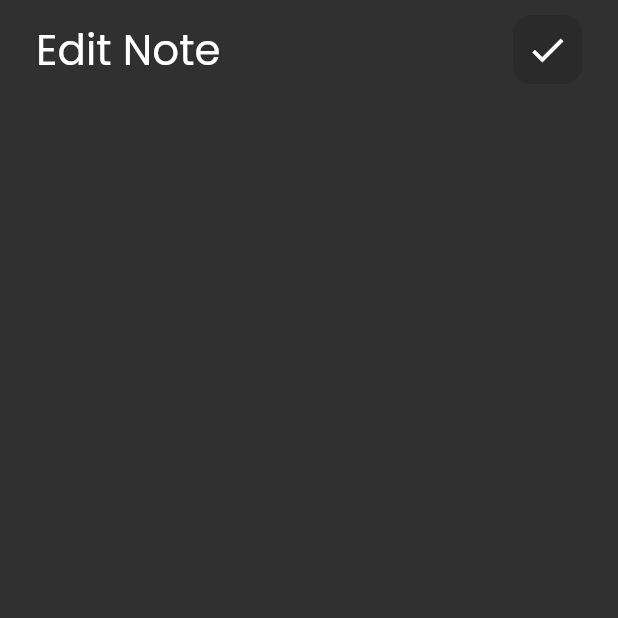
After one commit to Mostafa3bdelrazek/Notes_App, a Flutter app: the screen it shows after launch, after a tap on "Flutter tips", on a phone screen of 412 x 824 dp, the top half of it. The commit adds this screen. Run offline on Flutter 3.47's test engine with Material 2 defaults, Android fonts, the phone set to English and light mode, and no system bars.

Commit message:
create edit note view and add custom appbar to it

```diff
--- a/lib/reusable components/custom_appbar.dart
+++ b/lib/reusable components/custom_appbar.dart
@@ -1,20 +1,25 @@
 import 'package:flutter/material.dart';
 
-import 'custom_search_icon.dart';
+import 'custom_icon.dart';
 
+
+// ignore: must_be_immutable
 class CustomAppbar extends StatelessWidget {
-  const CustomAppbar({super.key});
-
+  const CustomAppbar({super.key, required this.title, required this.icon});
+  final String title;
+  final IconData icon;
   @override
   Widget build(BuildContext context) {
-    return const Row(
+    return Row(
       children: [
         Text(
-          'Notes',
-          style: TextStyle(fontSize: 28),
+          title,
+          style: const TextStyle(fontSize: 28),
         ),
-        Spacer(),
-        CustomSearchIcon(),
+        const Spacer(),
+        CustomIcon(
+          icon: icon ,
+        ),
       ],
     );
   }
--- a/lib/reusable components/custom_search_icon.dart
+++ b/lib/reusable components/custom_icon.dart
@@ -1,8 +1,8 @@
 import 'package:flutter/material.dart';
 
-class CustomSearchIcon extends StatelessWidget {
-  const CustomSearchIcon({super.key});
-
+class CustomIcon extends StatelessWidget {
+  const CustomIcon({super.key, required this.icon});
+  final IconData icon;
   @override
   Widget build(BuildContext context) {
     return Container(
@@ -12,9 +12,9 @@ class CustomSearchIcon extends StatelessWidget {
       ),
       height: 46,
       width: 46,
-      child: const Center(
+      child: Center(
         child: Icon(
-          Icons.search,
+          icon,
           size: 28,
         ),
       ),
--- a/lib/reusable components/custom_note_item.dart
+++ b/lib/reusable components/custom_note_item.dart
@@ -1,11 +1,19 @@
 import 'package:flutter/material.dart';
+import 'package:notes/views/edit_note_view.dart';
 
 class NotesItem extends StatelessWidget {
   const NotesItem({super.key});
 
   @override
   Widget build(BuildContext context) {
-    return Container(
+    return GestureDetector(
+      onTap: () {
+        Navigator.push(
+          context,
+          MaterialPageRoute(builder: (context) => const EditNote()),
+        );
+      },
+      child: Container(
         padding: const EdgeInsets.only(top: 24, bottom: 24, left: 16, right: 0),
         decoration: BoxDecoration(
           color: const Color(0xffFFCC80),
@@ -48,6 +56,7 @@ class NotesItem extends StatelessWidget {
             ),
           ],
         ),
+      ),
     );
   }
 }
--- /dev/null
+++ b/lib/views/edit_note_view.dart
@@ -0,0 +1,14 @@
+import 'package:flutter/material.dart';
+
+import 'widgets/edit_note_view_body.dart';
+
+class EditNote extends StatelessWidget {
+  const EditNote({super.key});
+
+  @override
+  Widget build(BuildContext context) {
+    return const Scaffold(
+      body: SafeArea(child: EditNoteViewBody()),
+    );
+  }
+}
--- /dev/null
+++ b/lib/views/widgets/edit_note_view_body.dart
@@ -0,0 +1,21 @@
+import 'package:flutter/material.dart';
+import 'package:notes/reusable%20components/custom_appbar.dart';
+
+class EditNoteViewBody extends StatelessWidget {
+  const EditNoteViewBody({super.key});
+  @override
+  Widget build(BuildContext context) {
+    return const Padding(
+      padding: EdgeInsets.symmetric(horizontal: 24.0),
+      child: Column(
+        children: [
+          SizedBox(height: 10),
+          CustomAppbar(
+            title: 'Edit Note',
+            icon: Icons.check,
+          ),
+        ],
+      ),
+    );
+  }
+}
--- a/lib/views/widgets/notes_view_body.dart
+++ b/lib/views/widgets/notes_view_body.dart
@@ -13,7 +13,10 @@ class NotesViewBody extends StatelessWidget {
       child: Column(
         children: [
           SizedBox(height: 10),
-          CustomAppbar(),
+          CustomAppbar(
+            title: 'Notes',
+            icon: Icons.search,
+          ),
           Expanded(
             child: NotesListView(),
           )
```
Lines whose indentation alone changed are shown as unchanged.
